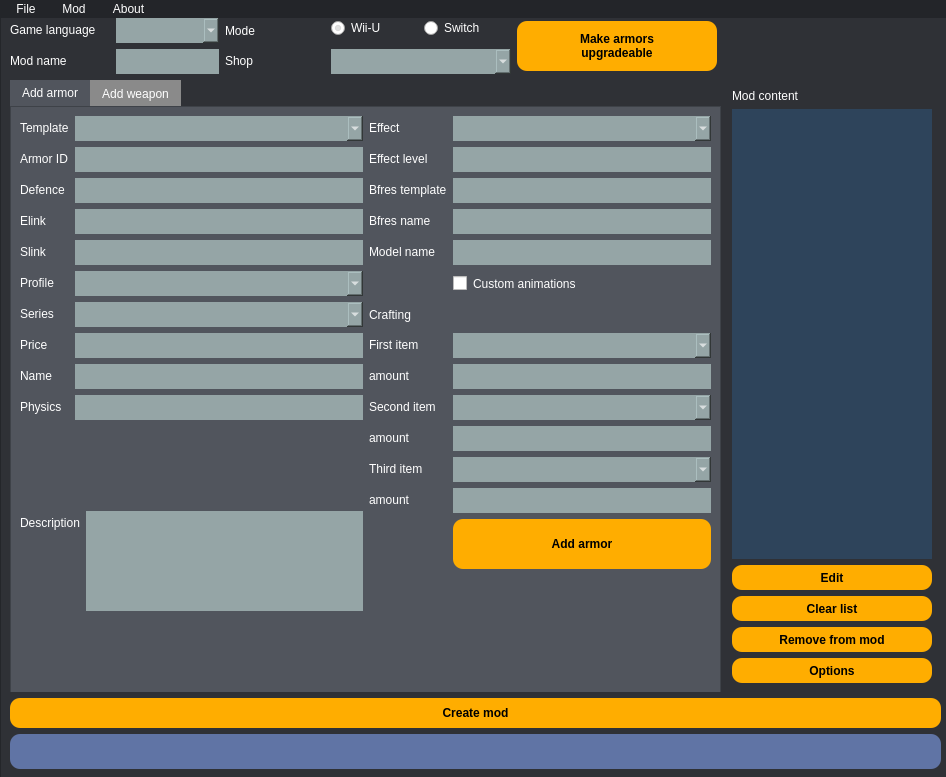
This is main_window_black.ui in SolidLink95/Standalone_Item_Creator_for_BOTW as Qt 5 draws it before an edit. The edited form follows.
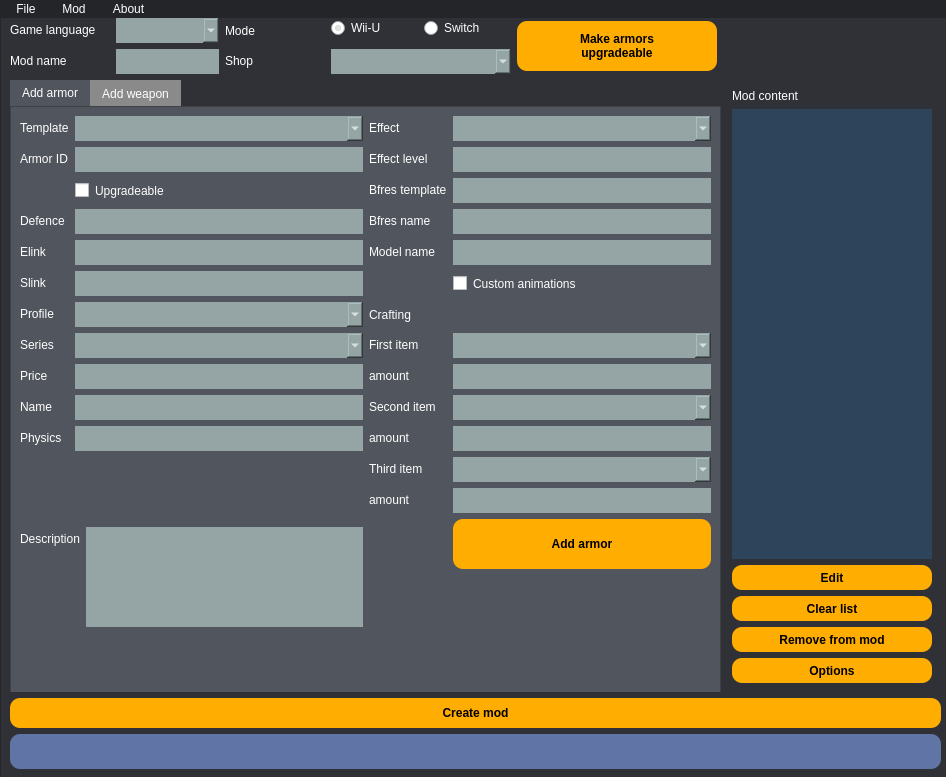
This is the edited form. Icons and pictures are not drawn.

Commit message: Experimental support for upgradeable armors

```diff
--- a/main_window_black.ui
+++ b/main_window_black.ui
@@ -623,14 +623,14 @@
                   </property>
                  </widget>
                 </item>
-                <item row="2" column="0">
+                <item row="3" column="0">
                  <widget class="QLabel" name="label_5">
                   <property name="text">
                    <string>Defence</string>
                   </property>
                  </widget>
                 </item>
-                <item row="2" column="1">
+                <item row="3" column="1">
                  <widget class="QLineEdit" name="defence">
                   <property name="minimumSize">
                    <size>
@@ -646,14 +646,14 @@
                   </property>
                  </widget>
                 </item>
-                <item row="3" column="0">
+                <item row="4" column="0">
                  <widget class="QLabel" name="label_6">
                   <property name="text">
                    <string>Elink</string>
                   </property>
                  </widget>
                 </item>
-                <item row="3" column="1">
+                <item row="4" column="1">
                  <widget class="QLineEdit" name="elink">
                   <property name="minimumSize">
                    <size>
@@ -669,14 +669,14 @@
                   </property>
                  </widget>
                 </item>
-                <item row="4" column="0">
+                <item row="5" column="0">
                  <widget class="QLabel" name="label_7">
                   <property name="text">
                    <string>Slink</string>
                   </property>
                  </widget>
                 </item>
-                <item row="4" column="1">
+                <item row="5" column="1">
                  <widget class="QLineEdit" name="slink">
                   <property name="minimumSize">
                    <size>
@@ -692,14 +692,14 @@
                   </property>
                  </widget>
                 </item>
-                <item row="5" column="0">
+                <item row="6" column="0">
                  <widget class="QLabel" name="label_8">
                   <property name="text">
                    <string>Profile</string>
                   </property>
                  </widget>
                 </item>
-                <item row="5" column="1">
+                <item row="6" column="1">
                  <widget class="QComboBox" name="profile">
                   <property name="minimumSize">
                    <size>
@@ -709,14 +709,14 @@
                   </property>
                  </widget>
                 </item>
-                <item row="6" column="0">
+                <item row="7" column="0">
                  <widget class="QLabel" name="label_9">
                   <property name="text">
                    <string>Series</string>
                   </property>
                  </widget>
                 </item>
-                <item row="6" column="1">
+                <item row="7" column="1">
                  <widget class="QComboBox" name="series">
                   <property name="minimumSize">
                    <size>
@@ -726,21 +726,21 @@
                   </property>
                  </widget>
                 </item>
-                <item row="7" column="0">
+                <item row="8" column="0">
                  <widget class="QLabel" name="label_10">
                   <property name="text">
                    <string>Price</string>
                   </property>
                  </widget>
                 </item>
-                <item row="8" column="0">
+                <item row="9" column="0">
                  <widget class="QLabel" name="label_11">
                   <property name="text">
                    <string>Name</string>
                   </property>
                  </widget>
                 </item>
-                <item row="8" column="1">
+                <item row="9" column="1">
                  <widget class="QLineEdit" name="name_desc">
                   <property name="minimumSize">
                    <size>
@@ -756,14 +756,14 @@
                   </property>
                  </widget>
                 </item>
-                <item row="9" column="0">
+                <item row="10" column="0">
                  <widget class="QLabel" name="label_12">
                   <property name="text">
                    <string>Physics</string>
                   </property>
                  </widget>
                 </item>
-                <item row="9" column="1">
+                <item row="10" column="1">
                  <widget class="QLineEdit" name="physics">
                   <property name="minimumSize">
                    <size>
@@ -779,7 +779,7 @@
                   </property>
                  </widget>
                 </item>
-                <item row="7" column="1">
+                <item row="8" column="1">
                  <widget class="QLineEdit" name="price">
                   <property name="minimumSize">
                    <size>
@@ -795,6 +795,19 @@
                   </property>
                  </widget>
                 </item>
+                <item row="2" column="1">
+                 <widget class="QCheckBox" name="upgradeable">
+                  <property name="minimumSize">
+                   <size>
+                    <width>0</width>
+                    <height>25</height>
+                   </size>
+                  </property>
+                  <property name="text">
+                   <string>Upgradeable</string>
+                  </property>
+                 </widget>
+                </item>
                </layout>
               </item>
               <item row="1" column="0">
```
Left out of the diff: 2 changed lines with no effect on the pictures. The commit also changes 9 other files.
